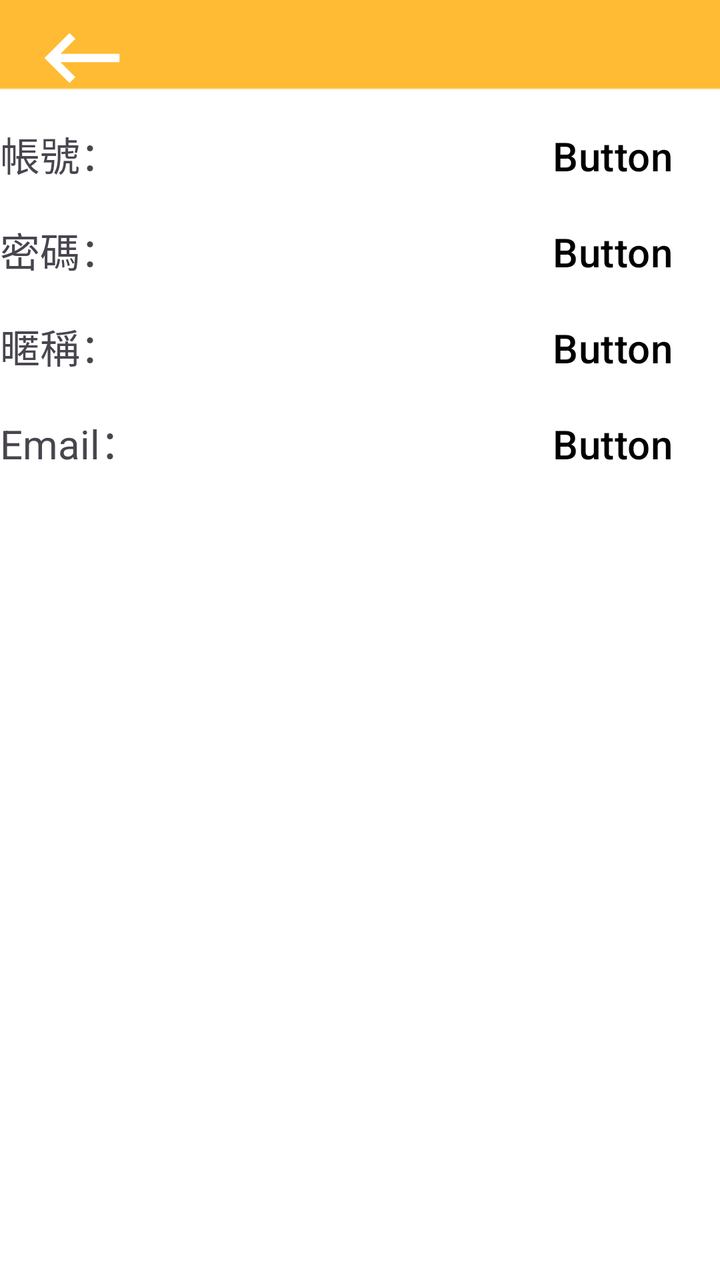
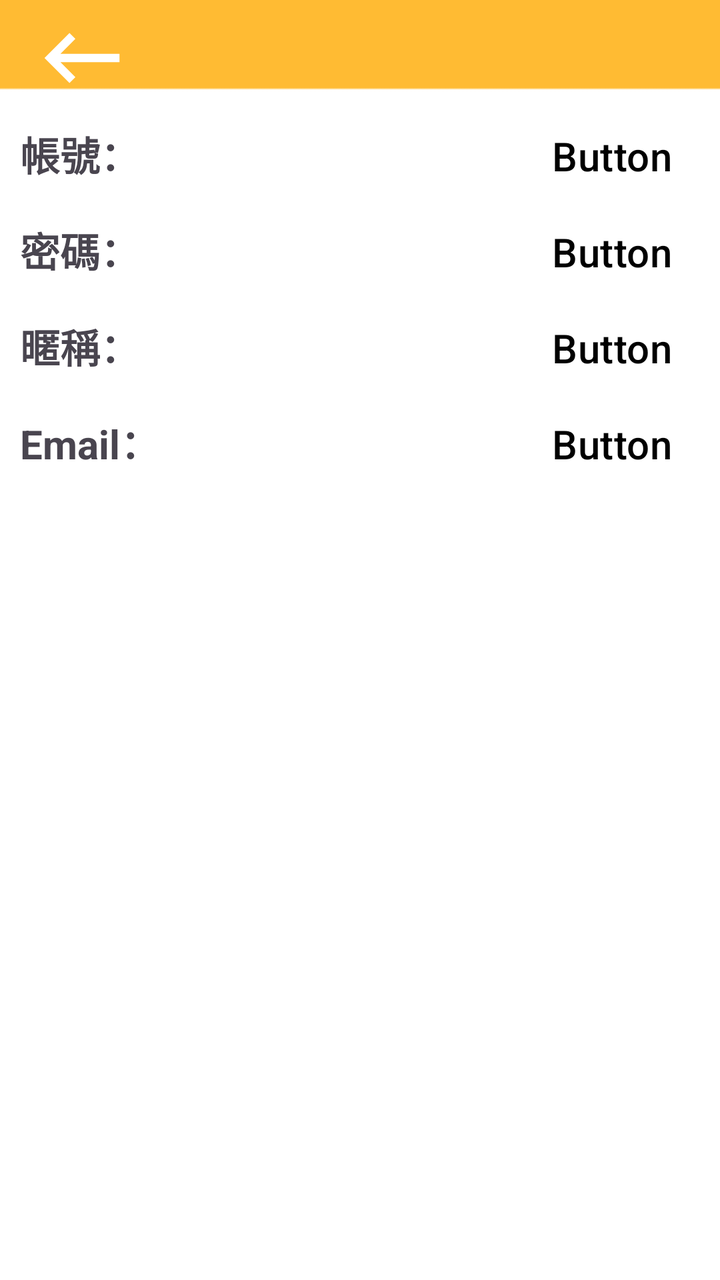

Two renders of the same Android screen: before a commit and after it. Below are the layout's source before the change and the commit's diff.
<!-- AndroidManifest.xml: application theme Theme.DEMO -->
<!-- res/layout/setting.xml -->
<?xml version="1.0" encoding="utf-8"?>
<LinearLayout xmlns:android="http://schemas.android.com/apk/res/android"
    xmlns:app="http://schemas.android.com/apk/res-auto"
    xmlns:tools="http://schemas.android.com/tools"
    android:layout_width="match_parent"
    android:layout_height="match_parent"
    android:orientation="vertical"
    android:background="@drawable/img_3">

    <LinearLayout
        android:layout_width="match_parent"
        android:layout_height="wrap_content"
        android:orientation="horizontal">

        <ImageView
            android:id="@+id/imgBack"
            android:layout_width="50dp"
            android:layout_height="50dp"
            android:layout_marginStart="16dp"
            android:layout_marginTop="4dp"
            app:layout_constraintStart_toStartOf="parent"
            app:layout_constraintTop_toTopOf="parent"
            app:srcCompat="@drawable/keyboard_backspace" />

    </LinearLayout>

    <LinearLayout
        android:layout_width="match_parent"
        android:layout_height="match_parent"
        android:orientation="vertical">

        <LinearLayout
            android:layout_width="match_parent"
            android:layout_height="wrap_content"
            android:orientation="horizontal">

            <TextView
                android:id="@+id/textView10"
                android:layout_width="wrap_content"
                android:layout_height="wrap_content"
                android:textSize="20dp"
                android:layout_weight="3"
                android:text="帳號：" />

            <Button
                android:id="@+id/btn_Account"
                android:layout_width="wrap_content"
                android:layout_height="wrap_content"
                android:textSize="20dp"
                android:background="@drawable/custom_button"
                android:textColor="@color/black"
                android:text="Button" />
        </LinearLayout>

        <LinearLayout
            android:layout_width="match_parent"
            android:layout_height="wrap_content"
            android:orientation="horizontal">

            <TextView
                android:id="@+id/textView15"
                android:layout_width="wrap_content"
                android:layout_height="wrap_content"
                android:textSize="20dp"
                android:layout_weight="3"
                android:text="密碼：" />

            <Button
                android:id="@+id/btn_Password"
                android:layout_width="wrap_content"
                android:layout_height="wrap_content"
                android:textSize="20dp"
                android:background="@drawable/custom_button"
                android:textColor="@color/black"
                android:layout_weight="0"
                android:text="Button" />
        </LinearLayout>

        <LinearLayout
            android:layout_width="match_parent"
            android:layout_height="wrap_content"
            android:orientation="horizontal">

            <TextView
                android:id="@+id/textView16"
                android:layout_width="wrap_content"
                android:layout_height="wrap_content"
                android:textSize="20dp"
                android:layout_weight="3"
                android:text="暱稱：" />

            <Button
                android:id="@+id/btn_Username"
                android:layout_width="wrap_content"
                android:layout_height="wrap_content"
                android:textSize="20dp"
                android:background="@drawable/custom_button"
                android:textColor="@color/black"
                android:layout_weight="0"
                android:text="Button" />
        </LinearLayout>

        <LinearLayout
            android:layout_width="match_parent"
            android:layout_height="match_parent"
            android:orientation="horizontal">

            <TextView
                android:id="@+id/textView17"
                android:layout_width="wrap_content"
                android:layout_height="wrap_content"
                android:textSize="20dp"
                android:layout_weight="3"
                android:text="Email：" />

            <Button
                android:id="@+id/btn_Email"
                android:layout_width="wrap_content"
                android:layout_height="wrap_content"
                android:textSize="20dp"
                android:layout_weight="0"
                android:background="@drawable/custom_button"
                android:textColor="@color/black"
                android:text="Button" />
        </LinearLayout>
    </LinearLayout>

</LinearLayout>
<!-- resources referenced by this layout -->
<resources>
  <color name="black">#FF000000</color>
  <!-- drawable custom_button (drawable) -->
  <?xml version="1.0" encoding="utf-8"?>
  <shape xmlns:android="http://schemas.android.com/apk/res/android">
      <solid android:color="@android:color/transparent"/>
      <corners android:radius="0dp"/>
      <padding android:left="0dp" android:top="0dp" android:right="0dp" android:bottom="0dp"/>
      <stroke android:width="0dp" android:color="@android:color/transparent"/>
  </shape>
  <!-- drawable img_3: png bitmap (drawable, 2198 bytes) -->
  <!-- drawable keyboard_backspace (drawable) -->
  <vector android:autoMirrored="true" android:height="24dp"
      android:tint="#FFFFFF" android:viewportHeight="24"
      android:viewportWidth="24" android:width="24dp" xmlns:android="http://schemas.android.com/apk/res/android">
      <path android:fillColor="@android:color/white" android:pathData="M21,11H6.83l3.58,-3.59L9,6l-6,6 6,6 1.41,-1.41L6.83,13H21z"/>
  </vector>
  <style name="Theme.DEMO" parent="Base.Theme.DEMO" />
  <style name="Base.Theme.DEMO" parent="Theme.Material3.DayNight.NoActionBar">
          
          
      </style>
</resources>

<!-- the commit's change to res/layout/setting.xml (unified diff, before → after) -->
@@ -40,7 +40,9 @@
                 android:layout_height="wrap_content"
                 android:textSize="20dp"
                 android:layout_weight="3"
-                android:text="帳號：" />
+                android:text="帳號："
+                android:layout_marginLeft="10dp"
+                android:textStyle="bold"/>
 
             <Button
                 android:id="@+id/btn_Account"
@@ -49,7 +51,9 @@
                 android:textSize="20dp"
                 android:background="@drawable/custom_button"
                 android:textColor="@color/black"
-                android:text="Button" />
+                android:text="Button"
+                android:gravity="left|center_vertical"
+                />
         </LinearLayout>
 
         <LinearLayout
@@ -63,7 +67,9 @@
                 android:layout_height="wrap_content"
                 android:textSize="20dp"
                 android:layout_weight="3"
-                android:text="密碼：" />
+                android:text="密碼："
+                android:layout_marginLeft="10dp"
+                android:textStyle="bold"/>
 
             <Button
                 android:id="@+id/btn_Password"
@@ -73,7 +79,8 @@
                 android:background="@drawable/custom_button"
                 android:textColor="@color/black"
                 android:layout_weight="0"
-                android:text="Button" />
+                android:text="Button"
+                android:gravity="left|center_vertical"/>
         </LinearLayout>
 
         <LinearLayout
@@ -87,7 +94,9 @@
                 android:layout_height="wrap_content"
                 android:textSize="20dp"
                 android:layout_weight="3"
-                android:text="暱稱：" />
+                android:text="暱稱："
+                android:layout_marginLeft="10dp"
+                android:textStyle="bold"/>
 
             <Button
                 android:id="@+id/btn_Username"
@@ -97,31 +106,35 @@
                 android:background="@drawable/custom_button"
                 android:textColor="@color/black"
                 android:layout_weight="0"
-                android:text="Button" />
+                android:text="Button"
+                android:gravity="left|center_vertical"/>
         </LinearLayout>
 
         <LinearLayout
             android:layout_width="match_parent"
-            android:layout_height="match_parent"
+            android:layout_height="wrap_content"
             android:orientation="horizontal">
 
             <TextView
                 android:id="@+id/textView17"
                 android:layout_width="wrap_content"
                 android:layout_height="wrap_content"
+                android:layout_weight="3"
+                android:text="Email："
                 android:textSize="20dp"
-                android:layout_weight="3"
-                android:text="Email：" />
+                android:layout_marginLeft="10dp"
+                android:textStyle="bold"/>
 
             <Button
                 android:id="@+id/btn_Email"
                 android:layout_width="wrap_content"
                 android:layout_height="wrap_content"
-                android:textSize="20dp"
                 android:layout_weight="0"
                 android:background="@drawable/custom_button"
+                android:text="Button"
                 android:textColor="@color/black"
-                android:text="Button" />
+                android:textSize="20dp"
+                android:gravity="left|center_vertical"/>
         </LinearLayout>
     </LinearLayout>
 
